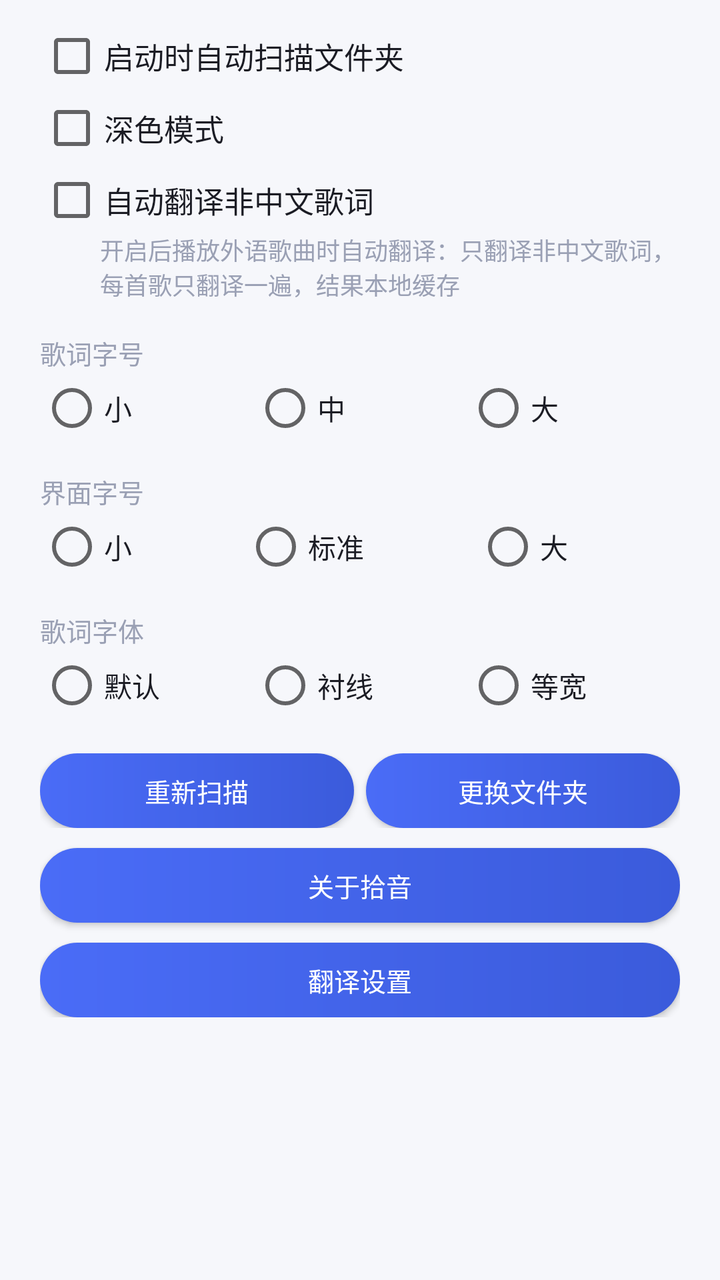
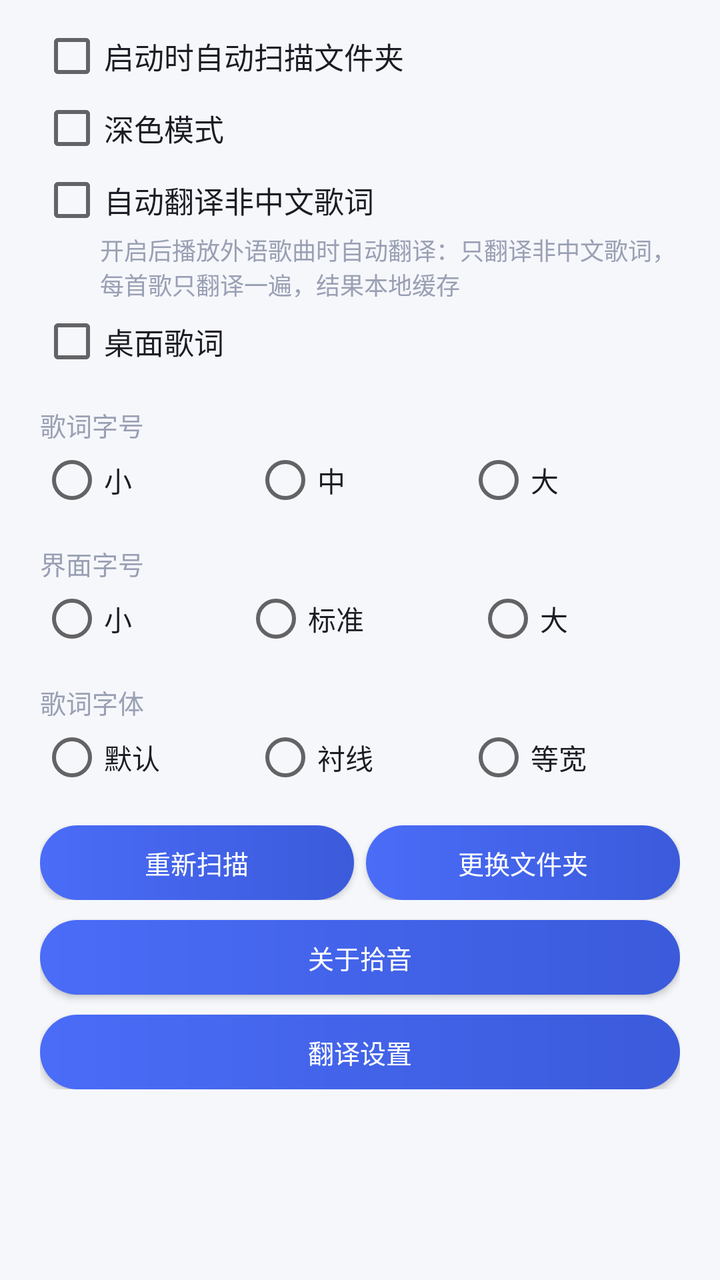

An Android layout rendered at two revisions. The XML below is the earlier revision; the diff shows what the commit changed to produce the second picture.
<!-- AndroidManifest.xml: application theme Theme.SubtitlePlayer -->
<!-- res/layout/settings_dialog.xml -->
<?xml version="1.0" encoding="utf-8"?>
<ScrollView xmlns:android="http://schemas.android.com/apk/res/android"
    android:layout_width="match_parent"
    android:layout_height="wrap_content">

    <LinearLayout
        android:layout_width="match_parent"
        android:layout_height="wrap_content"
        android:orientation="vertical"
        android:paddingStart="20dp"
        android:paddingEnd="20dp"
        android:paddingTop="12dp"
        android:paddingBottom="4dp">

        <CheckBox
            android:id="@+id/chkAutoScan"
            android:layout_width="match_parent"
            android:layout_height="wrap_content"
            android:text="@string/auto_scan"
            android:textColor="@color/text_primary"
            android:textSize="15sp" />

        <CheckBox
            android:id="@+id/chkDark"
            android:layout_width="match_parent"
            android:layout_height="wrap_content"
            android:layout_marginTop="4dp"
            android:text="@string/dark_mode"
            android:textColor="@color/text_primary"
            android:textSize="15sp" />

        <CheckBox
            android:id="@+id/chkAutoTrans"
            android:layout_width="match_parent"
            android:layout_height="wrap_content"
            android:layout_marginTop="4dp"
            android:text="@string/auto_trans"
            android:textColor="@color/text_primary"
            android:textSize="15sp" />

        <TextView
            android:layout_width="match_parent"
            android:layout_height="wrap_content"
            android:layout_marginStart="30dp"
            android:text="@string/auto_trans_hint"
            android:textColor="@color/text_hint"
            android:textSize="12sp" />

        <TextView
            android:layout_width="match_parent"
            android:layout_height="wrap_content"
            android:layout_marginTop="16dp"
            android:text="@string/lyric_size_label"
            android:textColor="@color/text_hint"
            android:textSize="13sp" />

        <RadioGroup
            android:id="@+id/rgLyricSize"
            android:layout_width="match_parent"
            android:layout_height="wrap_content"
            android:layout_marginTop="2dp"
            android:orientation="horizontal">

            <RadioButton
                android:id="@+id/rbLyricSmall"
                android:layout_width="wrap_content"
                android:layout_height="wrap_content"
                android:layout_weight="1"
                android:tag="15"
                android:text="@string/size_small"
                android:textColor="@color/text_primary" />

            <RadioButton
                android:id="@+id/rbLyricMid"
                android:layout_width="wrap_content"
                android:layout_height="wrap_content"
                android:layout_weight="1"
                android:tag="18"
                android:text="@string/size_medium"
                android:textColor="@color/text_primary" />

            <RadioButton
                android:id="@+id/rbLyricLarge"
                android:layout_width="wrap_content"
                android:layout_height="wrap_content"
                android:layout_weight="1"
                android:tag="22"
                android:text="@string/size_large"
                android:textColor="@color/text_primary" />
        </RadioGroup>

        <TextView
            android:layout_width="match_parent"
            android:layout_height="wrap_content"
            android:layout_marginTop="16dp"
            android:text="@string/ui_size_label"
            android:textColor="@color/text_hint"
            android:textSize="13sp" />

        <RadioGroup
            android:id="@+id/rgUiSize"
            android:layout_width="match_parent"
            android:layout_height="wrap_content"
            android:layout_marginTop="2dp"
            android:orientation="horizontal">

            <RadioButton
                android:id="@+id/rbUiSmall"
                android:layout_width="wrap_content"
                android:layout_height="wrap_content"
                android:layout_weight="1"
                android:tag="13"
                android:text="@string/size_small"
                android:textColor="@color/text_primary" />

            <RadioButton
                android:id="@+id/rbUiStd"
                android:layout_width="wrap_content"
                android:layout_height="wrap_content"
                android:layout_weight="1"
                android:tag="15"
                android:text="@string/size_standard"
                android:textColor="@color/text_primary" />

            <RadioButton
                android:id="@+id/rbUiLarge"
                android:layout_width="wrap_content"
                android:layout_height="wrap_content"
                android:layout_weight="1"
                android:tag="17"
                android:text="@string/size_large"
                android:textColor="@color/text_primary" />
        </RadioGroup>

        <TextView
            android:layout_width="match_parent"
            android:layout_height="wrap_content"
            android:layout_marginTop="16dp"
            android:text="@string/lyric_font_label"
            android:textColor="@color/text_hint"
            android:textSize="13sp" />

        <RadioGroup
            android:id="@+id/rgFont"
            android:layout_width="match_parent"
            android:layout_height="wrap_content"
            android:layout_marginTop="2dp"
            android:orientation="horizontal">

            <RadioButton
                android:id="@+id/rbFontDefault"
                android:layout_width="wrap_content"
                android:layout_height="wrap_content"
                android:layout_weight="1"
                android:tag="0"
                android:text="@string/font_default"
                android:textColor="@color/text_primary" />

            <RadioButton
                android:id="@+id/rbFontSerif"
                android:layout_width="wrap_content"
                android:layout_height="wrap_content"
                android:layout_weight="1"
                android:tag="1"
                android:text="@string/font_serif"
                android:textColor="@color/text_primary" />

            <RadioButton
                android:id="@+id/rbFontMono"
                android:layout_width="wrap_content"
                android:layout_height="wrap_content"
                android:layout_weight="1"
                android:tag="2"
                android:text="@string/font_mono"
                android:textColor="@color/text_primary" />
        </RadioGroup>

        <LinearLayout
            android:layout_width="match_parent"
            android:layout_height="wrap_content"
            android:layout_marginTop="18dp"
            android:orientation="horizontal">

            <Button
                android:id="@+id/btnRescanNow"
                style="@style/BtnStyle"
                android:layout_width="0dp"
                android:layout_height="wrap_content"
                android:layout_marginEnd="6dp"
                android:layout_weight="1"
                android:text="@string/rescan" />

            <Button
                android:id="@+id/btnChangeFolder"
                style="@style/BtnStyle"
                android:layout_width="0dp"
                android:layout_height="wrap_content"
                android:layout_weight="1"
                android:text="@string/change_folder" />
        </LinearLayout>

        <Button
            android:id="@+id/btnAbout"
            style="@style/BtnStyle"
            android:layout_width="match_parent"
            android:layout_height="wrap_content"
            android:layout_marginTop="10dp"
            android:text="@string/about" />

        <Button
            android:id="@+id/btnTransSettings"
            style="@style/BtnStyle"
            android:layout_width="match_parent"
            android:layout_height="wrap_content"
            android:layout_marginTop="10dp"
            android:text="@string/trans_settings" />

    </LinearLayout>
</ScrollView>
<!-- resources referenced by this layout -->
<resources>
  <color name="text_hint">#9AA0B4</color>
  <color name="text_primary">#1B1C24</color>
  <string name="about">关于拾音</string>
  <string name="auto_scan">启动时自动扫描文件夹</string>
  <string name="auto_trans">自动翻译非中文歌词</string>
  <string name="auto_trans_hint">开启后播放外语歌曲时自动翻译：只翻译非中文歌词，每首歌只翻译一遍，结果本地缓存</string>
  <string name="change_folder">更换文件夹</string>
  <string name="dark_mode">深色模式</string>
  <string name="font_default">默认</string>
  <string name="font_mono">等宽</string>
  <string name="font_serif">衬线</string>
  <string name="lyric_font_label">歌词字体</string>
  <string name="lyric_size_label">歌词字号</string>
  <string name="rescan">重新扫描</string>
  <string name="size_large">大</string>
  <string name="size_medium">中</string>
  <string name="size_small">小</string>
  <string name="size_standard">标准</string>
  <string name="trans_settings">翻译设置</string>
  <string name="ui_size_label">界面字号</string>
  <style name="BtnStyle" parent="Widget.AppCompat.Button">
          <item name="android:background">@drawable/bg_button</item>
          <item name="android:textColor">@color/white</item>
          <item name="android:textAllCaps">false</item>
          <item name="android:textSize">13sp</item>
          <item name="android:minHeight">0dp</item>
          <item name="android:minWidth">0dp</item>
          <item name="android:insetTop">0dp</item>
          <item name="android:insetBottom">0dp</item>
          <item name="android:paddingTop">9dp</item>
          <item name="android:paddingBottom">9dp</item>
          <item name="android:paddingStart">10dp</item>
          <item name="android:paddingEnd">10dp</item>
      </style>
  <style name="Theme.SubtitlePlayer" parent="Theme.AppCompat.DayNight.NoActionBar">
          <item name="android:windowBackground">@color/bg</item>
          <item name="android:statusBarColor">@color/bg</item>
          <item name="android:navigationBarColor">@color/bg</item>
      </style>
  <!-- drawable bg_button (drawable) -->
  <?xml version="1.0" encoding="utf-8"?>
  <shape xmlns:android="http://schemas.android.com/apk/res/android"
      android:shape="rectangle">
      <corners android:radius="22dp" />
      <gradient
          android:angle="0"
          android:endColor="@color/accent_dark"
          android:startColor="@color/accent" />
  </shape>
  <color name="white">#FFFFFF</color>
  <color name="bg">#F6F7FB</color>
  <color name="accent_dark">#3B5BDB</color>
  <color name="accent">#4A6CF7</color>
</resources>

<!-- the commit's change to res/layout/settings_dialog.xml (unified diff, before → after) -->
@@ -46,6 +46,117 @@
             android:textColor="@color/text_hint"
             android:textSize="12sp" />
 
+        <CheckBox
+            android:id="@+id/chkDesktopLyrics"
+            android:layout_width="match_parent"
+            android:layout_height="wrap_content"
+            android:layout_marginTop="4dp"
+            android:text="@string/desktop_lyrics_label"
+            android:textColor="@color/text_primary"
+            android:textSize="15sp" />
+
+        <LinearLayout
+            android:id="@+id/lyricsGroup"
+            android:layout_width="match_parent"
+            android:layout_height="wrap_content"
+            android:layout_marginStart="30dp"
+            android:orientation="vertical"
+            android:visibility="gone">
+
+            <TextView
+                android:layout_width="match_parent"
+                android:layout_height="wrap_content"
+                android:layout_marginTop="8dp"
+                android:text="@string/desktop_lyrics_size_label"
+                android:textColor="@color/text_hint"
+                android:textSize="13sp" />
+
+            <RadioGroup
+                android:id="@+id/rgDesktopSize"
+                android:layout_width="match_parent"
+                android:layout_height="wrap_content"
+                android:orientation="horizontal">
+
+                <RadioButton
+                    android:id="@+id/rbDesktopSizeS"
+                    android:layout_width="wrap_content"
+                    android:layout_height="wrap_content"
+                    android:layout_weight="1"
+                    android:tag="0"
+                    android:text="@string/size_small"
+                    android:textColor="@color/text_primary" />
+
+                <RadioButton
+                    android:id="@+id/rbDesktopSizeM"
+                    android:layout_width="wrap_content"
+                    android:layout_height="wrap_content"
+                    android:layout_weight="1"
+                    android:tag="1"
+                    android:text="@string/size_medium"
+                    android:textColor="@color/text_primary" />
+
+                <RadioButton
+                    android:id="@+id/rbDesktopSizeL"
+                    android:layout_width="wrap_content"
+                    android:layout_height="wrap_content"
+                    android:layout_weight="1"
+                    android:tag="2"
+                    android:text="@string/size_large"
+                    android:textColor="@color/text_primary" />
+            </RadioGroup>
+
+            <TextView
+                android:layout_width="match_parent"
+                android:layout_height="wrap_content"
+                android:layout_marginTop="8dp"
+                android:text="@string/desktop_lyrics_alpha_label"
+                android:textColor="@color/text_hint"
+                android:textSize="13sp" />
+
+            <RadioGroup
+                android:id="@+id/rgDesktopAlpha"
+                android:layout_width="match_parent"
+                android:layout_height="wrap_content"
+                android:orientation="horizontal">
+
+                <RadioButton
+                    android:id="@+id/rbDesktopAlpha0"
+                    android:layout_width="wrap_content"
+                    android:layout_height="wrap_content"
+                    android:layout_weight="1"
+                    android:tag="0"
+                    android:text="@string/desktop_lyrics_alpha_0"
+                    android:textColor="@color/text_primary" />
+
+                <RadioButton
+                    android:id="@+id/rbDesktopAlpha1"
+                    android:layout_width="wrap_content"
+                    android:layout_height="wrap_content"
+                    android:layout_weight="1"
+                    android:tag="1"
+                    android:text="@string/desktop_lyrics_alpha_1"
+                    android:textColor="@color/text_primary" />
+
+                <RadioButton
+                    android:id="@+id/rbDesktopAlpha2"
+                    android:layout_width="wrap_content"
+                    android:layout_height="wrap_content"
+                    android:layout_weight="1"
+                    android:tag="2"
+                    android:text="@string/desktop_lyrics_alpha_2"
+                    android:textColor="@color/text_primary" />
+            </RadioGroup>
+
+            <CheckBox
+                android:id="@+id/chkLyricsLocked"
+                android:layout_width="match_parent"
+                android:layout_height="wrap_content"
+                android:layout_marginTop="4dp"
+                android:text="@string/desktop_lyrics_locked"
+                android:textColor="@color/text_primary"
+                android:textSize="14sp" />
+        </LinearLayout>
+
         <TextView
             android:layout_width="match_parent"
             android:layout_height="wrap_content"
<!-- resource entries referenced after the edit -->
@@ -8,6 +8,13 @@
   <string name="auto_trans_hint">开启后播放外语歌曲时自动翻译：只翻译非中文歌词，每首歌只翻译一遍，结果本地缓存</string>
   <string name="change_folder">更换文件夹</string>
   <string name="dark_mode">深色模式</string>
+  <string name="desktop_lyrics_alpha_0">不透明</string>
+  <string name="desktop_lyrics_alpha_1">半透明</string>
+  <string name="desktop_lyrics_alpha_2">更透明</string>
+  <string name="desktop_lyrics_alpha_label">背景透明度</string>
+  <string name="desktop_lyrics_label">桌面歌词</string>
+  <string name="desktop_lyrics_locked">锁定位置（不可拖动）</string>
+  <string name="desktop_lyrics_size_label">歌词字号</string>
   <string name="font_default">默认</string>
   <string name="font_mono">等宽</string>
   <string name="font_serif">衬线</string>
